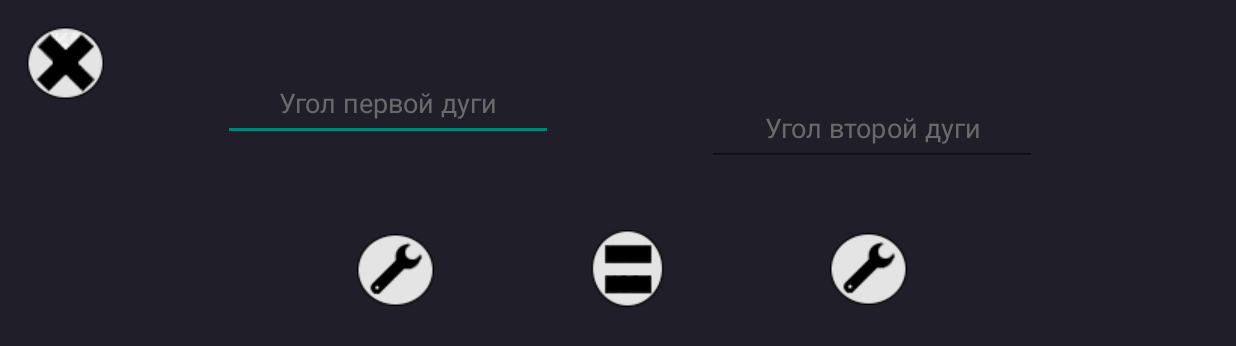
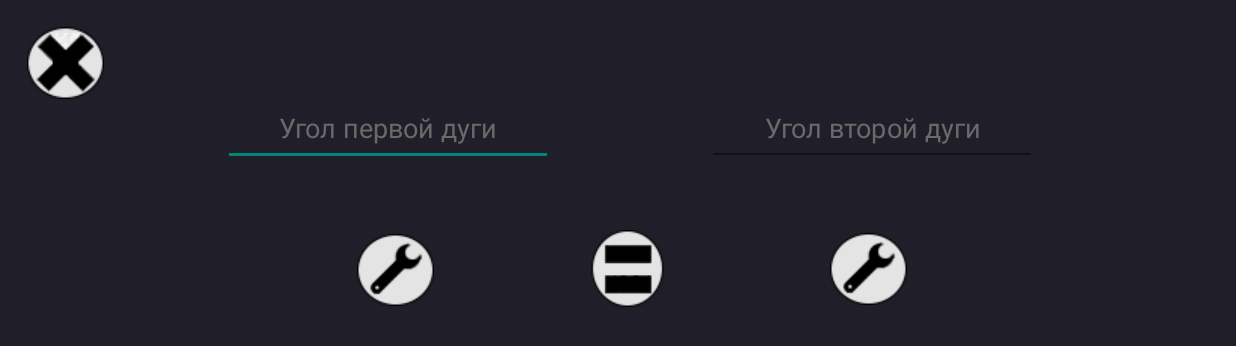
Before and after one commit to Nowikow/KobbaApp, an Android app: the screen it shows after launch (MainActivity), on a phone screen of 824 x 412 dp (held sideways). Shown: the top 346 px of the screen. Run offline under Robolectric (Android 15) with nearby library versions, the phone set to English and light mode, and no system bars.

Commit message:
test commit

```diff
--- a/app/src/main/res/layout/activity_main.xml
+++ b/app/src/main/res/layout/activity_main.xml
@@ -26,7 +26,7 @@
         app:layout_constraintHorizontal_bias="0.246"
         app:layout_constraintStart_toStartOf="parent"
         app:layout_constraintTop_toTopOf="parent"
-        app:layout_constraintVertical_bias="0.121" />
+        app:layout_constraintVertical_bias="0.168" />
 
     <EditText
         android:id="@+id/angleDiffTwo"
```
